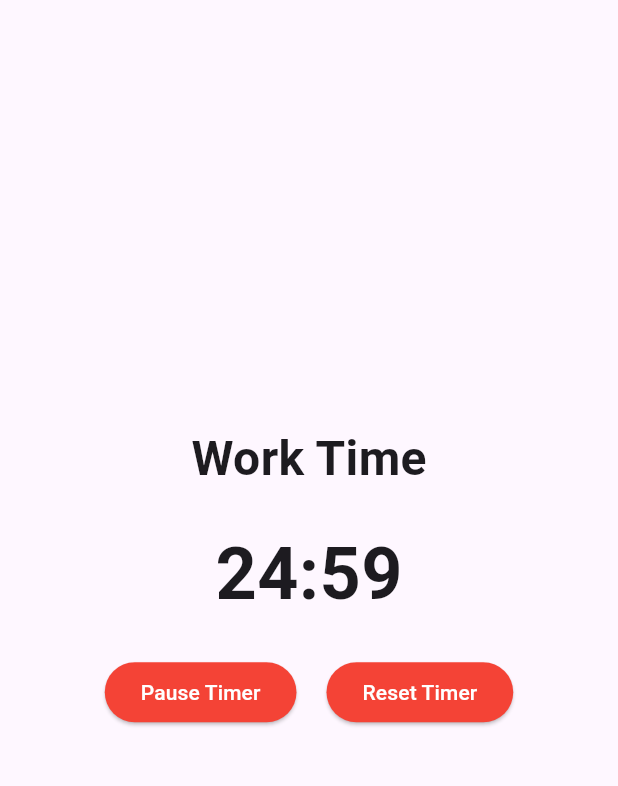
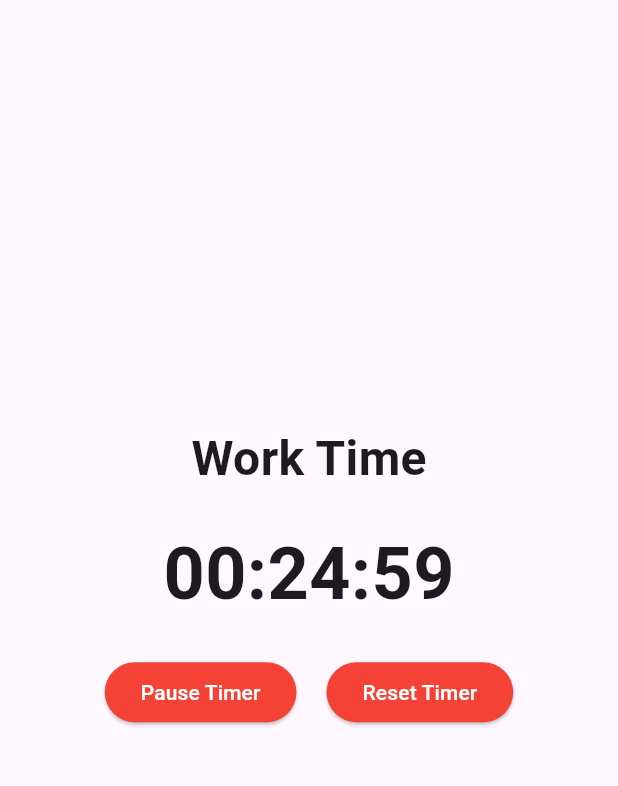
Before and after one commit to Md-Shoyab/pomodoro_app, a Flutter app: the screen it shows after launch, after a tap on "Start Timer", on a phone screen of 412 x 824 dp, the part 84-870 px from its top. Run offline on Flutter 3.47's test engine with Material 3 defaults, Android fonts, the phone set to English and light mode, and no system bars; our stand-ins replace get.

Commit message:
properly formatted hours time

```diff
--- a/lib/constants/app_strings.dart
+++ b/lib/constants/app_strings.dart
@@ -6,4 +6,7 @@ abstract class AppString {
   static const String pauseTimer = 'Pause Timer';
   static const String resetTimer = 'Reset Timer';
   static const String settingsTooltip = 'Settings';
+  static const String setDurations = 'Set Durations';
+  static const String workDurationInMinutes = 'Work Duration (minutes)';
+  static const String breakDurationInMinutes = 'Break Duration (minutes)';
 }
--- a/lib/modules/pomodoro/controllers/time_controller.dart
+++ b/lib/modules/pomodoro/controllers/time_controller.dart
@@ -1,32 +1,31 @@
 import 'dart:async';
+
 import 'package:get/get.dart';
 
 class TimeController extends GetxController {
-  static const int defaultWorkDurationSeconds = 1500;
-  static const int defaultBreakDurationSeconds = 300;
+  final RxInt _remainingSeconds = 1500.obs;
+  final RxBool _isRunning = false.obs;
+  final RxBool _isWorkSession = true.obs;
 
-  int _workDuration = defaultWorkDurationSeconds;
-  int _breakDuration = defaultBreakDurationSeconds;
-  bool _isWorkSession = true;
-
-  final RxInt _remainingSeconds = defaultWorkDurationSeconds.obs;
-  final RxBool _isRunning = false.obs;
+  late int _workDuration;
+  late int _breakDuration;
   Timer? _timer;
 
   String get formattedTime {
-    final minutes = (_remainingSeconds.value ~/ 60).toString().padLeft(2, '0');
-    final seconds = (_remainingSeconds.value % 60).toString().padLeft(2, '0');
-    return '$minutes:$seconds';
+    final duration = Duration(seconds: _remainingSeconds.value);
+    final hours = duration.inHours.toString().padLeft(2, '0');
+    final minutes = (duration.inMinutes % 60).toString().padLeft(2, '0');
+    final seconds = (duration.inSeconds % 60).toString().padLeft(2, '0');
+    return '$hours:$minutes:$seconds';
   }
 
+  String get sessionLabel => _isWorkSession.value ? "Work" : "Break";
   bool get isRunning => _isRunning.value;
-  RxBool get isRunningRx => _isRunning;
-  RxInt get remainingSecondsRx => _remainingSeconds;
 
   void setDurations(int workMinutes, int breakMinutes) {
     _workDuration = workMinutes * 60;
     _breakDuration = breakMinutes * 60;
-    _isWorkSession = true;
+    _isWorkSession.value = true;
     _remainingSeconds.value = _workDuration;
     _setRunning(false);
   }
@@ -34,7 +33,7 @@ class TimeController extends GetxController {
   void startTimer() {
     if (_timer?.isActive ?? false) return;
     _setRunning(true);
-    _timer = Timer.periodic(const Duration(seconds: 1), (_) => _onTick());
+    _timer = Timer.periodic(Duration(seconds: 1), (_) => _onTick());
   }
 
   void pauseTimer() {
@@ -42,9 +41,11 @@ class TimeController extends GetxController {
     _setRunning(false);
   }
 
+  void toggleTimer() => isRunning ? pauseTimer() : startTimer();
+
   void resetTimer() {
     _timer?.cancel();
-    _remainingSeconds.value = _isWorkSession ? _workDuration : _breakDuration;
+    _remainingSeconds.value = _isWorkSession.value ? _workDuration : _breakDuration;
     _setRunning(false);
   }
 
@@ -53,14 +54,19 @@ class TimeController extends GetxController {
       _remainingSeconds.value--;
     } else {
       _timer?.cancel();
-      _setRunning(false);
-      // Optionally, switch between work and break sessions here
-      // _isWorkSession = !_isWorkSession;
-      // _remainingSeconds.value = _isWorkSession ? _workDuration : _breakDuration;
+      _isWorkSession.toggle();
+      _remainingSeconds.value = _isWorkSession.value ? _workDuration : _breakDuration;
+      startTimer(); // auto-switch
     }
   }
 
   void _setRunning(bool value) {
     _isRunning.value = value;
   }
+
+  @override
+  void onClose() {
+    _timer?.cancel();
+    super.onClose();
+  }
 }
--- a/lib/modules/pomodoro/views/pomodoro_view.dart
+++ b/lib/modules/pomodoro/views/pomodoro_view.dart
@@ -17,17 +17,17 @@ class PomodoroScreen extends GetView<TimeController> {
     final controller = Get.find<TimeController>();
 
     Get.defaultDialog(
-      title: "Set Durations",
+      title: AppString.setDurations,
       content: Column(
         children: [
           TextField(
             keyboardType: TextInputType.number,
-            decoration: const InputDecoration(labelText: "Work Duration (minutes)"),
+            decoration: const InputDecoration(labelText: AppString.workDurationInMinutes),
             onChanged: (value) => workMinutes = int.tryParse(value) ?? 25,
           ),
           TextField(
             keyboardType: TextInputType.number,
-            decoration: const InputDecoration(labelText: "Break Duration (minutes)"),
+            decoration: const InputDecoration(labelText: AppString.breakDurationInMinutes),
             onChanged: (value) => breakMinutes = int.tryParse(value) ?? 5,
           ),
         ],
```
